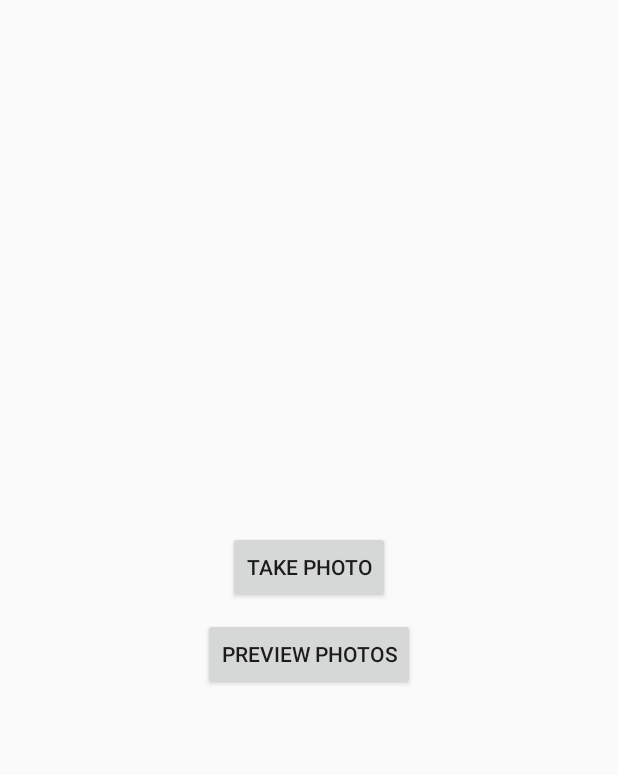
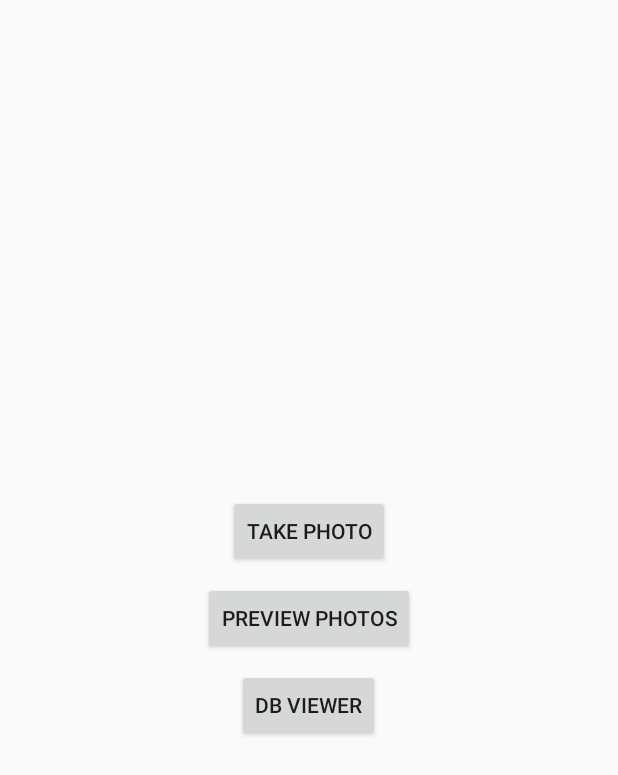
Before and after one commit to vanjiii/FaceMe, an Android app: the screen it shows after launch (MainScreenActivity), after a tap on "TAKE PHOTO", on a phone screen of 412 x 824 dp. Shown: the top 775 px of the screen. Run offline under Robolectric (Android 15) with nearby library versions, the phone set to English and light mode, and no system bars; our stand-ins replace Dagger/Hilt's generated code; 2 statements that could not run were skipped.

Commit message:
new_pc|move local changes to repo

```diff
--- a/app/src/main/java/com/vanjiii/faceme/activities/MainScreenActivity.java
+++ b/app/src/main/java/com/vanjiii/faceme/activities/MainScreenActivity.java
@@ -17,6 +17,7 @@ public class MainScreenActivity extends AppCompatActivity {
 
     private Button takePhotoButton;
     private Button previewAllPhotosButton;
+    private Button dbViewerButton;
 
     @Override
     protected void onCreate(Bundle savedInstanceState) {
@@ -32,11 +33,13 @@ public class MainScreenActivity extends AppCompatActivity {
     private void initLayoutElements() {
         takePhotoButton = (Button) findViewById(R.id.take_photo_button);
         previewAllPhotosButton = (Button) findViewById(R.id.preview_taken_photos_button);
+        dbViewerButton = (Button) findViewById(R.id.db_viewer_button);
     }
 
     private void setOnClickListeners() {
         takePhotoButton.setOnClickListener(takePhotoListener);
         previewAllPhotosButton.setOnClickListener(previewPhotosListener);
+        dbViewerButton.setOnClickListener(dbViewerListener);
     }
 
     private View.OnClickListener takePhotoListener = new View.OnClickListener() {
@@ -50,6 +53,11 @@ public class MainScreenActivity extends AppCompatActivity {
 
             DatabaseAdapterImpl db = new DatabaseAdapterImpl(MainScreenActivity.this);
             db.storePerson(person);
+            person.setPictureUri("url");
+            person.setName("name: " + Long.toHexString(Double.doubleToLongBits(Math.random())));
+            person.setSex(GenderEnum.MALE);
+            person.setAge(19);
+            db.storePerson(person);
             Toast.makeText(MainScreenActivity.this, "Person saved!", Toast.LENGTH_LONG).show();
         }
     };
@@ -57,6 +65,13 @@ public class MainScreenActivity extends AppCompatActivity {
     private View.OnClickListener previewPhotosListener = new View.OnClickListener() {
         @Override
         public void onClick(View v) {
+            Toast.makeText(MainScreenActivity.this, "Boo hoo...", Toast.LENGTH_LONG).show();
+        }
+    };
+
+    private View.OnClickListener dbViewerListener = new View.OnClickListener() {
+        @Override
+        public void onClick(View v) {
             Intent i = new Intent(MainScreenActivity.this, AndroidDatabaseManager.class);
             MainScreenActivity.this.startActivity(i);
         }
--- a/app/src/main/java/com/vanjiii/faceme/database/DatabaseAdapterImpl.java
+++ b/app/src/main/java/com/vanjiii/faceme/database/DatabaseAdapterImpl.java
@@ -64,7 +64,6 @@ public class DatabaseAdapterImpl implements DatabaseAdapter{
         values.put(DatabaseHelper.COLUMN_PERSON_AGE, person.getAge());
         values.put(DatabaseHelper.COLUMN_PERSON_SEX, person.getSex().getValue());
 
-        //TODO: Ivestigate if it can replace 'insert' with 'update'.
         if (loadPerson(database, person.getId()) != null) {
             String [] whereArgs = { String.valueOf(person.getId()) };
             database.update(DatabaseHelper.TABLE_PICTURES, values, PERSON_WHERE, whereArgs);
--- a/app/src/main/res/layout/activity_main_screen.xml
+++ b/app/src/main/res/layout/activity_main_screen.xml
@@ -21,4 +21,10 @@
         android:layout_marginBottom="@dimen/main_screen_buttons_margin_bottom"
         android:text="@string/main_screen_preview_taken_photos_button_text"/>
 
+    <Button
+        android:id="@+id/db_viewer_button"
+        android:layout_width="wrap_content"
+        android:layout_height="wrap_content"
+        android:text="@string/main_string_db_viewer_button_text"/>
+
 </LinearLayout>
--- a/app/src/main/res/values/strings.xml
+++ b/app/src/main/res/values/strings.xml
@@ -11,4 +11,5 @@
     <!-- main screen -->
     <string name="main_screen_take_photo_button_text">Take photo</string>
     <string name="main_screen_preview_taken_photos_button_text">Preview photos</string>
+    <string name="main_string_db_viewer_button_text">DB Viewer</string>
 </resources>
```
